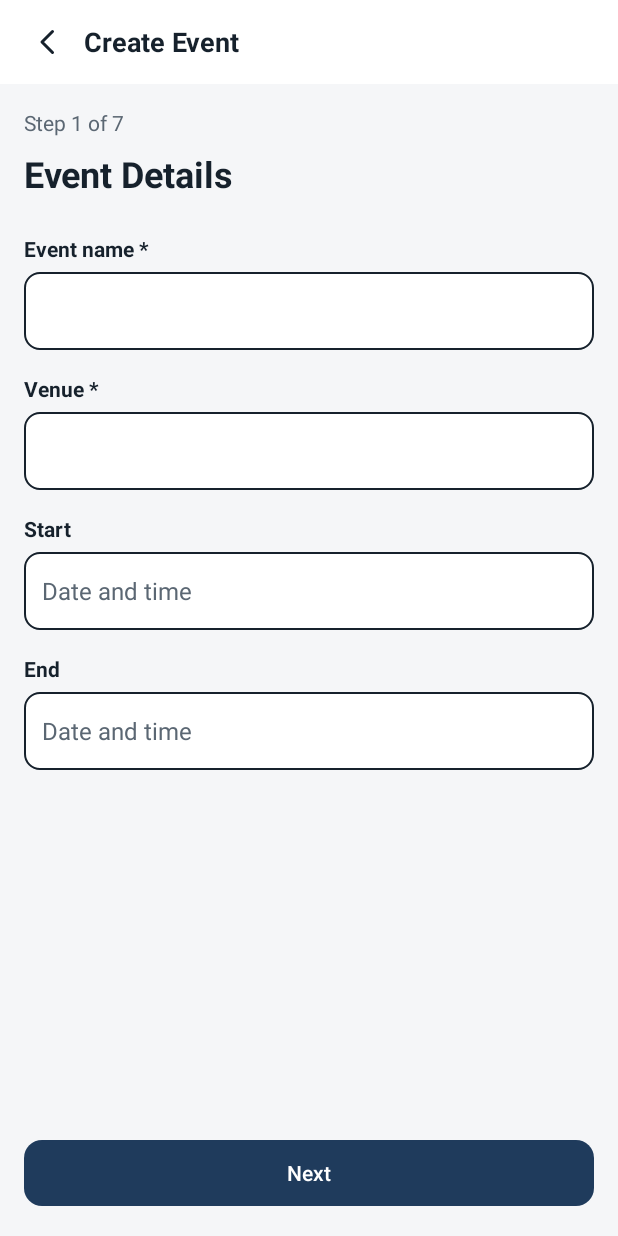
After one commit to TGOLiam/SyncUp, an Android app: the CreateEventActivity screen opened directly, with no data from a screen before it, on a phone screen of 412 x 824 dp. The commit adds this screen. Run offline under Robolectric (Android 15) with nearby library versions, the phone set to English and light mode, and no system bars.

Commit message:
Add create event details screen

```diff
--- a/app/src/main/AndroidManifest.xml
+++ b/app/src/main/AndroidManifest.xml
@@ -11,6 +11,10 @@
         android:roundIcon="@mipmap/ic_launcher_round"
         android:supportsRtl="true"
         android:theme="@style/Theme.SYNCUP">
+        <activity
+            android:name=".CreateEventActivity"
+            android:exported="false"
+            android:windowSoftInputMode="adjustResize" />
         <activity
             android:name=".JoinEventActivity"
             android:exported="false"
--- /dev/null
+++ b/app/src/main/java/com/example/sync_up/CreateEventActivity.kt
@@ -0,0 +1,28 @@
+package com.example.sync_up
+
+import android.os.Bundle
+import android.view.View
+import android.widget.Toast
+import androidx.appcompat.app.AppCompatActivity
+import androidx.core.view.ViewCompat
+import androidx.core.view.WindowInsetsCompat
+
+class CreateEventActivity : AppCompatActivity() {
+    override fun onCreate(savedInstanceState: Bundle?) {
+        super.onCreate(savedInstanceState)
+        setContentView(R.layout.activity_create_event)
+
+        ViewCompat.setOnApplyWindowInsetsListener(findViewById(R.id.create_event_root)) { view, insets ->
+            val bars = insets.getInsets(WindowInsetsCompat.Type.systemBars())
+            view.setPadding(bars.left, bars.top, bars.right, bars.bottom)
+            insets
+        }
+        findViewById<View>(R.id.create_back_button).setOnClickListener {
+            finish()
+        }
+        // The next setup step is not connected during the UI prototype.
+        findViewById<View>(R.id.create_next_button).setOnClickListener {
+            Toast.makeText(this, R.string.create_event_placeholder, Toast.LENGTH_SHORT).show()
+        }
+    }
+}
--- a/app/src/main/java/com/example/sync_up/EventListActivity.kt
+++ b/app/src/main/java/com/example/sync_up/EventListActivity.kt
@@ -1,7 +1,8 @@
 package com.example.sync_up
 
+import android.content.Intent
 import android.os.Bundle
-import android.content.Intent
+import android.view.View
 import android.widget.ListView
 import androidx.appcompat.app.AppCompatActivity
 import androidx.core.view.ViewCompat
@@ -11,10 +12,17 @@ class EventListActivity : AppCompatActivity() {
     override fun onCreate(savedInstanceState: Bundle?) {
         super.onCreate(savedInstanceState)
         setContentView(R.layout.activity_event_list)
-        findViewById<ListView>(R.id.event_list).adapter = EventListAdapter(this, PreviewEvents.load(this))
-        findViewById<android.view.View>(R.id.join_event_button).setOnClickListener {
+        // Preview data is temporary; the adapter can later receive events from a repository.
+        val events = PreviewEvents.load(this)
+        findViewById<ListView>(R.id.event_list).adapter = EventListAdapter(this, events)
+
+        findViewById<View>(R.id.join_event_button).setOnClickListener {
             startActivity(Intent(this, JoinEventActivity::class.java))
         }
+        findViewById<View>(R.id.create_event_button).setOnClickListener {
+            startActivity(Intent(this, CreateEventActivity::class.java))
+        }
+
         ViewCompat.setOnApplyWindowInsetsListener(findViewById(R.id.home_root)) { view, insets ->
             val bars = insets.getInsets(WindowInsetsCompat.Type.systemBars())
             view.setPadding(bars.left, bars.top, bars.right, bars.bottom)
--- /dev/null
+++ b/app/src/main/res/layout/activity_create_event.xml
@@ -0,0 +1,129 @@
+<?xml version="1.0" encoding="utf-8"?>
+<LinearLayout xmlns:android="http://schemas.android.com/apk/res/android"
+    xmlns:app="http://schemas.android.com/apk/res-auto"
+    android:id="@+id/create_event_root"
+    android:layout_width="match_parent"
+    android:layout_height="match_parent"
+    android:background="@color/event_background"
+    android:orientation="vertical">
+
+    <LinearLayout
+        android:layout_width="match_parent"
+        android:layout_height="56dp"
+        android:background="@color/white"
+        android:gravity="center_vertical"
+        android:orientation="horizontal"
+        android:paddingStart="8dp"
+        android:paddingEnd="16dp">
+
+        <ImageButton
+            android:id="@+id/create_back_button"
+            android:layout_width="48dp"
+            android:layout_height="48dp"
+            android:background="?attr/selectableItemBackgroundBorderless"
+            android:contentDescription="@string/back"
+            android:padding="12dp"
+            android:src="@drawable/ic_back" />
+
+        <TextView
+            android:layout_width="wrap_content"
+            android:layout_height="wrap_content"
+            android:text="@string/create_event"
+            android:textColor="@color/event_text"
+            android:textSize="18sp"
+            android:textStyle="bold" />
+    </LinearLayout>
+
+    <ScrollView
+        android:layout_width="match_parent"
+        android:layout_height="0dp"
+        android:layout_weight="1"
+        android:fillViewport="true">
+
+        <LinearLayout
+            android:layout_width="match_parent"
+            android:layout_height="match_parent"
+            android:orientation="vertical"
+            android:padding="16dp">
+
+            <TextView
+                android:layout_width="match_parent"
+                android:layout_height="wrap_content"
+                android:text="@string/create_step_one"
+                android:textColor="@color/event_muted"
+                android:textSize="14sp" />
+
+            <TextView
+                android:layout_width="match_parent"
+                android:layout_height="wrap_content"
+                android:layout_marginTop="8dp"
+                android:text="@string/event_details"
+                android:textColor="@color/event_text"
+                android:textSize="24sp"
+                android:textStyle="bold" />
+
+            <TextView
+                android:id="@+id/event_name_label"
+                android:labelFor="@id/create_event_name"
+                style="@style/CreateEventFieldLabel"
+                android:layout_marginTop="24dp"
+                android:text="@string/create_event_name" />
+
+            <EditText
+                android:id="@+id/create_event_name"
+                style="@style/CreateEventField"
+                android:inputType="textCapSentences" />
+
+            <TextView
+                android:id="@+id/event_venue_label"
+                android:labelFor="@id/create_event_venue"
+                style="@style/CreateEventFieldLabel"
+                android:text="@string/create_event_venue" />
+
+            <EditText
+                android:id="@+id/create_event_venue"
+                style="@style/CreateEventField"
+                android:inputType="textCapWords" />
+
+            <TextView
+                android:id="@+id/event_start_label"
+                android:labelFor="@id/create_event_start"
+                style="@style/CreateEventFieldLabel"
+                android:text="@string/create_event_start" />
+
+            <EditText
+                android:id="@+id/create_event_start"
+                style="@style/CreateEventField"
+                android:hint="@string/date_time_hint"
+                android:inputType="text" />
+
+            <TextView
+                android:id="@+id/event_end_label"
+                android:labelFor="@id/create_event_end"
+                style="@style/CreateEventFieldLabel"
+                android:text="@string/create_event_end" />
+
+            <EditText
+                android:id="@+id/create_event_end"
+                style="@style/CreateEventField"
+                android:hint="@string/date_time_hint"
+                android:inputType="text" />
+
+            <Space
+                android:layout_width="1dp"
+                android:layout_height="0dp"
+                android:layout_weight="1" />
+
+            <com.google.android.material.button.MaterialButton
+                android:id="@+id/create_next_button"
+                android:layout_width="match_parent"
+                android:layout_height="52dp"
+                android:layout_marginTop="24dp"
+                android:text="@string/next"
+                android:textAllCaps="false"
+                android:textColor="@color/white"
+                app:backgroundTint="@color/event_navy"
+                app:cornerRadius="12dp" />
+        </LinearLayout>
+    </ScrollView>
+</LinearLayout>
--- /dev/null
+++ b/app/src/main/res/values/create_event_styles.xml
@@ -0,0 +1,22 @@
+<resources>
+    <style name="CreateEventFieldLabel">
+        <item name="android:layout_width">match_parent</item>
+        <item name="android:layout_height">wrap_content</item>
+        <item name="android:layout_marginTop">16dp</item>
+        <item name="android:textColor">@color/event_text</item>
+        <item name="android:textSize">14sp</item>
+        <item name="android:textStyle">bold</item>
+    </style>
+    <style name="CreateEventField">
+        <item name="android:layout_width">match_parent</item>
+        <item name="android:layout_height">52dp</item>
+        <item name="android:layout_marginTop">6dp</item>
+        <item name="android:background">@drawable/join_code_field</item>
+        <item name="android:paddingStart">12dp</item>
+        <item name="android:paddingEnd">12dp</item>
+        <item name="android:singleLine">true</item>
+        <item name="android:textColor">@color/event_text</item>
+        <item name="android:textColorHint">@color/event_muted</item>
+        <item name="android:textSize">16sp</item>
+    </style>
+</resources>
--- a/app/src/main/res/values/strings.xml
+++ b/app/src/main/res/values/strings.xml
@@ -25,4 +25,13 @@
     <string name="join_code_description">Six-digit event code</string>
     <string name="join">Join</string>
     <string name="join_event_placeholder">Joining an event is not available yet.</string>
+    <string name="create_step_one">Step 1 of 7</string>
+    <string name="event_details">Event Details</string>
+    <string name="create_event_name">Event name *</string>
+    <string name="create_event_venue">Venue *</string>
+    <string name="create_event_start">Start</string>
+    <string name="create_event_end">End</string>
+    <string name="date_time_hint">Date and time</string>
+    <string name="next">Next</string>
+    <string name="create_event_placeholder">Event setup is not available yet.</string>
 </resources>
```
